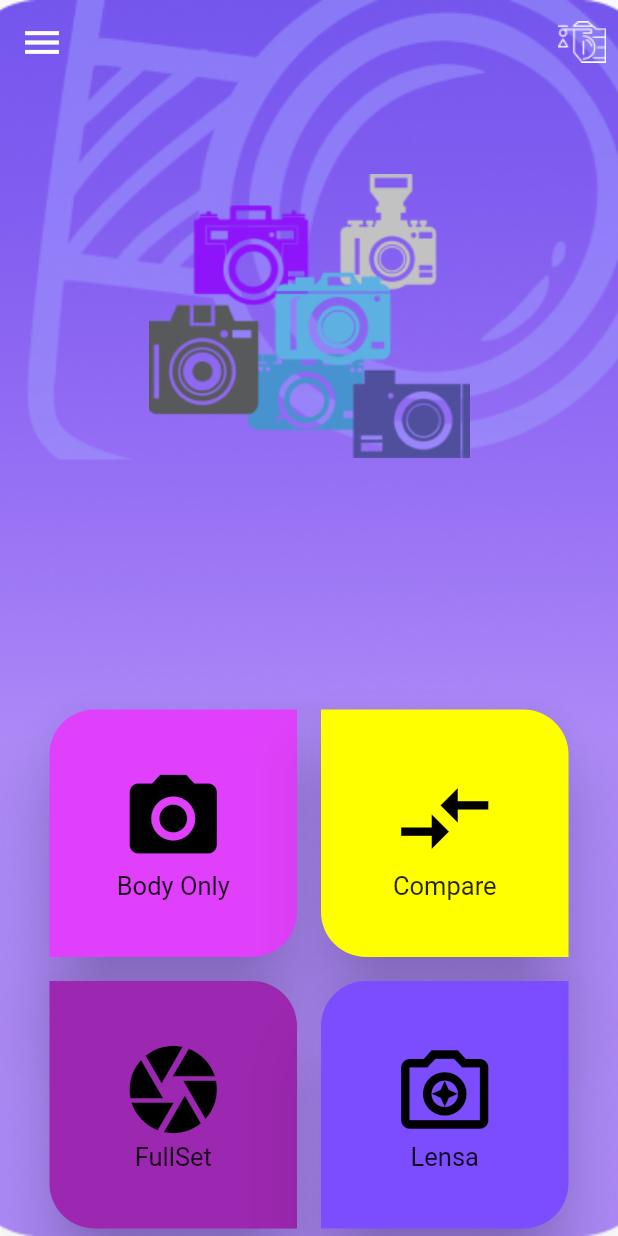
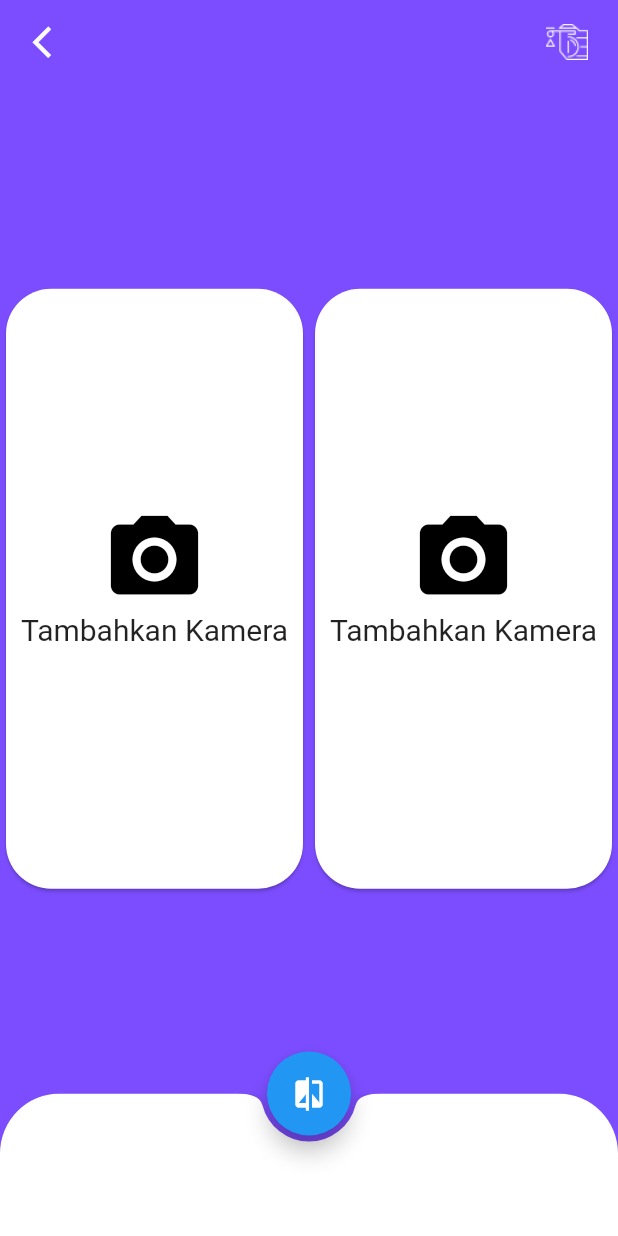
Before and after one commit to agilescrumb2/android-camera-comparison, a Flutter app: the screen it shows after launch, after a tap on "Compare", on a phone screen of 412 x 824 dp. Run offline on Flutter 3.47's test engine with Material 2 defaults, Android fonts, the phone set to English and light mode, and no system bars; network calls fail.

Commit message:
mulai ngerjakan halaman compare

```diff
--- a/lib/primary/beranda.dart
+++ b/lib/primary/beranda.dart
@@ -1,12 +1,17 @@
 import 'package:flutter/material.dart';
 import 'package:android_camera_comparison/informationpage.dart';
+import 'package:android_camera_comparison/secondary/compare_item.dart';
+import 'package:android_camera_comparison/detail_screen.dart';
 
 class HomePage extends StatefulWidget {
+  const HomePage({Key? key}) : super(key: key);
+
   @override
   _HomePageState createState() => _HomePageState();
 }
 
 class _HomePageState extends State<HomePage> {
+  // TextEditingController searchController = TextEditingController();
   @override
   Widget build(BuildContext context) {
     Size size = MediaQuery.of(context).size;
@@ -18,11 +23,23 @@ class _HomePageState extends State<HomePage> {
         leading: IconButton(
           icon: Icon(
               Icons.menu,
-              size: 30,),
+              size: 25,),
           onPressed: () => Navigator.of(context).pop(),
         ),
+        // title: TextField(
+        //   controller: searchController,
+        //   decoration: InputDecoration(
+        //     hintText: 'Search',
+        //     border: InputBorder.none,
+        //   ),
+        // ),
         actions: [
+          // IconButton(
+          //     onPressed: (){},
+          //     icon: Icon(Icons.search),
+          // ),
           IconButton(
+              padding: EdgeInsets.only(right: 20.0),
               icon: Image.asset('assets/img/white.png'),
               onPressed: (){},
           ),
@@ -37,9 +54,20 @@ class _HomePageState extends State<HomePage> {
             height: size.height,
           ),
           Container(
+            child: Text(
+              'Features',
+              style: TextStyle(
+                fontWeight: FontWeight.bold,
+                fontSize: 28.0,
+                color: Colors.white,
+              ),
+            ),
+            padding: EdgeInsets.only(top: 420.0, left: 35.0),
+          ),
+          Container(
             width: size.width,
             height: size.height,
-            padding: const EdgeInsets.only(top: kToolbarHeight),
+            padding: EdgeInsets.only(top: kToolbarHeight),
             child: Column(
               children: [
                 SizedBox(height: 60),
@@ -57,7 +85,7 @@ class _HomePageState extends State<HomePage> {
                             bottomRight: Radius.circular(30.0),
                           ),
                         ),
-                        color: Colors.purpleAccent,
+                        color: Colors.deepPurple,
                         elevation: 20,
                         margin: const EdgeInsets.all(8),
                         child: InkWell(
@@ -88,15 +116,21 @@ class _HomePageState extends State<HomePage> {
                       Card(
                         shape: RoundedRectangleBorder(
                           borderRadius: BorderRadius.only(
-                            topRight: Radius.circular(30.0),
-                            bottomLeft: Radius.circular(30.0),
+                            topRight: Radius.circular(40.0),
+                            bottomLeft: Radius.circular(40.0),
                           ),
                         ),
-                        color: Colors.yellowAccent,
+                        color: Colors.deepPurpleAccent,
                         elevation: 20,
                         margin: const EdgeInsets.all(8),
                         child: InkWell(
-                          onTap: () {},
+                          onTap: () {
+                            Navigator.push(
+                              context,
+                              MaterialPageRoute(
+                                  builder: (context) => CompareItem()),
+                            );
+                          },
                           splashColor: Colors.blueAccent,
                           child: Center(
                             child: Column(
@@ -117,11 +151,11 @@ class _HomePageState extends State<HomePage> {
                       Card(
                         shape: RoundedRectangleBorder(
                           borderRadius: BorderRadius.only(
-                            topRight: Radius.circular(30.0),
-                            bottomLeft: Radius.circular(30.0),
+                            topRight: Radius.circular(40.0),
+                            bottomLeft: Radius.circular(40.0),
                           ),
                         ),
-                        color: Colors.purple,
+                        color: Colors.blueAccent,
                         elevation: 20,
                         margin: const EdgeInsets.all(8),
                         child: InkWell(
@@ -146,11 +180,11 @@ class _HomePageState extends State<HomePage> {
                       Card(
                         shape: RoundedRectangleBorder(
                           borderRadius: BorderRadius.only(
-                            topLeft: Radius.circular(30.0),
-                            bottomRight: Radius.circular(30.0),
+                            topLeft: Radius.circular(40.0),
+                            bottomRight: Radius.circular(40.0),
                           ),
                         ),
-                        color: Colors.deepPurpleAccent,
+                        color: Colors.blue,
                         elevation: 20,
                         margin: const EdgeInsets.all(8),
                         child: InkWell(
--- a/lib/primary/splash_screen.dart
+++ b/lib/primary/splash_screen.dart
@@ -1,7 +1,6 @@
 import 'dart:async';
 import 'package:flutter/material.dart';
 import 'package:android_camera_comparison/primary/beranda.dart';
-import 'package:android_camera_comparison/detail_screen.dart';
 
 class SplashScreen extends StatefulWidget {
   const SplashScreen({super.key});
--- a/lib/secondary/compare_item.dart
+++ b/lib/secondary/compare_item.dart
@@ -0,0 +1,129 @@
+import 'package:flutter/material.dart';
+import 'package:android_camera_comparison/informationpage.dart';
+import 'package:android_camera_comparison/detail_screen.dart';
+
+class CompareItem extends StatefulWidget {
+  const CompareItem({Key? key}) : super(key: key);
+
+  @override
+  _CompareItemState createState() => _CompareItemState();
+}
+
+class _CompareItemState extends State<CompareItem> {
+  @override
+  Widget build(BuildContext context) {
+    Size size = MediaQuery.of(context).size;
+    return Scaffold(
+        backgroundColor: Colors.deepPurpleAccent,
+        extendBodyBehindAppBar: false,
+        appBar: AppBar(
+          backgroundColor: Colors.transparent,
+          elevation: 0,
+          leading: IconButton(
+            icon: Icon(
+              Icons.arrow_back_ios_new_outlined,
+              size: 25,),
+              onPressed: () => Navigator.of(context).pop(),
+          ),
+          actions: [
+            IconButton(
+              padding: EdgeInsets.only(right: 20.0),
+              icon: Image.asset('assets/img/white.png'),
+              onPressed: (){},
+            ),
+          ],
+        ),
+        body: Center(
+          child: Row(
+            mainAxisAlignment: MainAxisAlignment.spaceEvenly,
+            children: [
+              Expanded(
+                child: Card(
+                  shape: RoundedRectangleBorder(
+                    borderRadius: BorderRadius.circular(30.0),
+                  ),
+                  child: Container(
+                    height: 400,
+                    child: InkWell(
+                      onTap: () {
+                        Navigator.push(
+                          context,
+                          MaterialPageRoute(
+                              builder: (context) => InformationPage()),
+                        );
+                      },
+                      child: Center(
+                        child: Column(
+                          mainAxisAlignment: MainAxisAlignment.center,
+                          children: <Widget>[
+                            Icon(Icons.photo_camera, size: 70, color: Colors.black),
+                            Text(
+                              'Tambahkan Kamera',
+                              style: TextStyle(fontSize: 20),
+                            ),
+                            SizedBox(height: 16),
+                          ],
+                        ),
+                      ),
+                    ),
+                  ),
+                ),
+              ),
+              Expanded(
+                child: Card(
+                  shape: RoundedRectangleBorder(
+                    borderRadius: BorderRadius.circular(30.0),
+                  ),
+                  child: Container(
+                    height: 400,
+                    child: InkWell(
+                      onTap: () {
+                        Navigator.push(
+                          context,
+                          MaterialPageRoute(
+                              builder: (context) => InformationPage()),
+                        );
+                      },
+                      child: Center(
+                        child: Column(
+                          mainAxisAlignment: MainAxisAlignment.center,
+                          children: <Widget>[
+                            Icon(Icons.photo_camera, size: 70, color: Colors.black),
+                            Text(
+                              'Tambahkan Kamera',
+                              style: TextStyle(fontSize: 20),
+                            ),
+                            SizedBox(height: 16),
+                          ],
+                        ),
+                      ),
+                    ),
+                  ),
+                ),
+              ),
+            ],
+          ),
+        ),
+        bottomNavigationBar: ClipRRect(
+          borderRadius: BorderRadius.only(
+            topLeft: Radius.circular(40.0),
+            topRight: Radius.circular(40.0),
+          ),
+          child: BottomAppBar(
+            // height: 125.0,
+            shape: CircularNotchedRectangle(),
+            // notchMargin: 8.0,
+            color: Colors.white,
+            child: Container(
+              height: 95.0,
+            ),
+          ),
+        ),
+      floatingActionButton: FloatingActionButton(
+        onPressed: () {},
+        child: Icon(Icons.compare),
+      ),
+      floatingActionButtonLocation: FloatingActionButtonLocation.centerDocked,
+    );
+  }
+}
```
